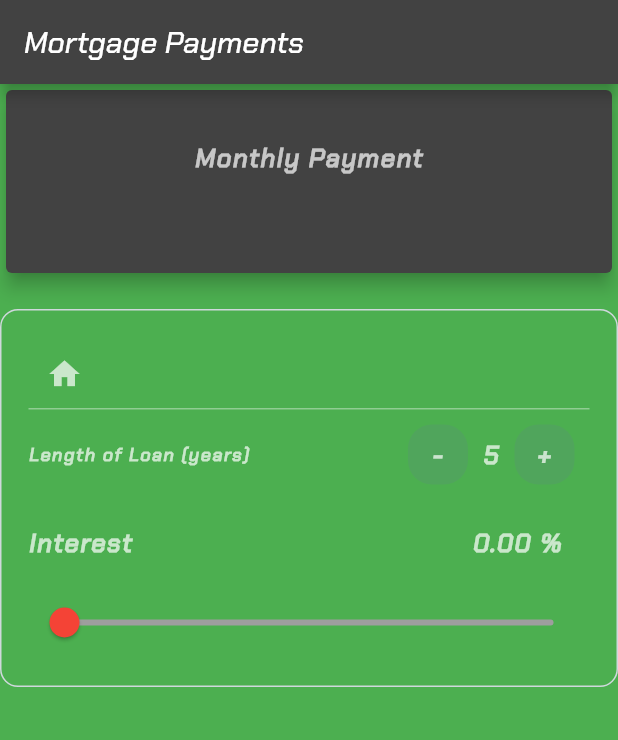
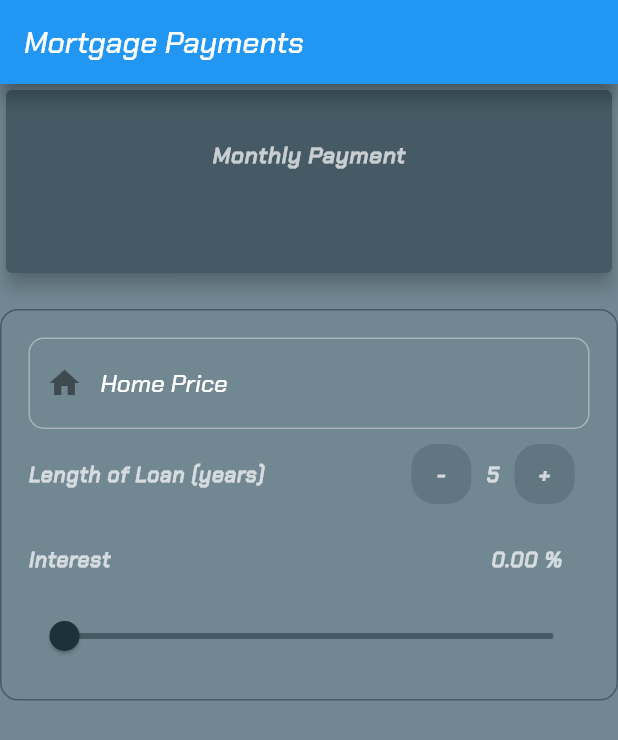
Before and after one commit to REBjr13/flutterpractice, a Flutter app: the screen it shows after launch, after a tap on an icon or button, on a phone screen of 412 x 824 dp. Shown: the top 740 px of the screen. Run offline on Flutter 3.47's test engine with Material 2 defaults, Android fonts, the phone set to English and light mode, and no system bars.

Commit message:
Theming completed

```diff
--- a/lib/main.dart
+++ b/lib/main.dart
@@ -2,6 +2,7 @@ import 'package:flutter/material.dart';
 // ignore: unused_import
 import 'package:flutter_application/classes/QuizApp.dart';
 import 'package:flutter_application/ui/mortgage_app.dart';
+import 'package:flutter_application/ui/util/colors.dart';
 
 // ignore: unused_import
 import 'ui/movie_ui/MovieApp.dart';
@@ -11,10 +12,16 @@ final ThemeData _appTheme = _buildTheme();
 ThemeData _buildTheme() {
   final ThemeData base = ThemeData.dark();
   return base.copyWith(
-    brightness: Brightness.dark,
-    scaffoldBackgroundColor: Colors.green,
-    primaryColor: Colors.lightGreen,
-    backgroundColor: Colors.green,
+    brightness: Brightness.light,
+    scaffoldBackgroundColor: secondaryBGreyLight,
+    primaryColorLight: secondaryBGrey700,
+    primaryColorDark: secondaryBGreyDark,
+    hintColor: textOnPrimary,
+    cardColor: secondaryBGrey700,
+    inputDecorationTheme: InputDecorationTheme(
+        border: OutlineInputBorder(
+            borderRadius: BorderRadius.all(Radius.circular(10.0)),
+            borderSide: BorderSide(color: primaryGreen900))),
     textTheme: _appTextTheme(base.textTheme),
   );
 }
@@ -25,12 +32,15 @@ TextTheme _appTextTheme(TextTheme base) {
         headline1: base.headline1.copyWith(
           fontWeight: FontWeight.w600,
         ),
-        bodyText2: base.bodyText1.copyWith(
+        bodyText2: base.bodyText2.copyWith(
           fontWeight: FontWeight.bold,
-          fontSize: 17,
-          color: Colors.black38,
-          letterSpacing: 1.0,
+          fontSize: 14,
+          // color: Colors.black,
+          letterSpacing: 0.5,
           fontFamily: "HinaMincho",
+        ),
+        bodyText1: base.bodyText1.copyWith(
+          color: textOnSecondary,
         ),
         button: base.button.copyWith(
           fontSize: 10,
--- a/lib/ui/mortgage_app.dart
+++ b/lib/ui/mortgage_app.dart
@@ -1,5 +1,7 @@
 import 'package:flutter/material.dart';
 import 'dart:math';
+
+import 'package:flutter_application/ui/util/colors.dart';
 
 class MortgageApp extends StatefulWidget {
   @override
@@ -15,6 +17,8 @@ class _MortgageAppState extends State<MortgageApp> {
   Widget build(BuildContext context) {
     return Scaffold(
       appBar: AppBar(
+        elevation: 5.0,
+      shadowColor: secondaryBGreyDark,
         title: Text("Mortgage Payments"),
       ),
       body: Container(
@@ -29,10 +33,13 @@ class _MortgageAppState extends State<MortgageApp> {
                 child: Column(
                   mainAxisAlignment: MainAxisAlignment.center,
                   children: <Widget>[
-                    Text("Monthly Payment"),
+                    Text("Monthly Payment", style: TextStyle(fontSize: 15)),
                     SizedBox(height: 9),
                     Text(
-                        " ${(_homePrice > 0 && _interest > 0.0) ? "\$${calculateMonthlyPayment(_homePrice, _interest, _lengthOfLoan)}" : ""}")
+                      " ${(_homePrice > 0 && _interest > 0.0) ? "\$${calculateMonthlyPayment(_homePrice, _interest, _lengthOfLoan)}" : ""}",
+                      style:
+                          TextStyle(fontWeight: FontWeight.bold, fontSize: 20),
+                    )
                   ],
                 ),
               ),
@@ -42,8 +49,8 @@ class _MortgageAppState extends State<MortgageApp> {
               decoration: BoxDecoration(
                   color: Colors.transparent,
                   border: Border.all(
-                      color: Colors.blueGrey.shade100, //TODO: theme this!
-                      style: BorderStyle.solid // //TODO: theme this!
+                      color: secondaryBGrey700,
+                      style: BorderStyle.solid
                       ),
                   borderRadius: BorderRadius.circular(12)),
               child: Padding(
@@ -53,25 +60,20 @@ class _MortgageAppState extends State<MortgageApp> {
                     TextField(
                       keyboardType:
                           TextInputType.numberWithOptions(decimal: true),
-                      style: TextStyle(color: Colors.black), //TODO: theme this!
                       decoration: InputDecoration(
-                          prefixText: "Home Price",
-                          prefixIcon: Icon(Icons.home)),
+                          hintText: "Home Price", prefixIcon: Icon(Icons.home)),
                       onChanged: (String value) {
                         try {
                           _homePrice = double.parse(value);
                         } catch (exception) {
                           _homePrice = 0.0;
                         }
-                      }, //TODO: theme this!
+                      },
                     ),
                     Row(
                       mainAxisAlignment: MainAxisAlignment.spaceBetween,
                       children: <Widget>[
-                        Text(
-                          "Length of Loan (years)",
-                          style: TextStyle(fontSize: 12),
-                        ), //TODO: Theme this!
+                        Text("Length of Loan (years)"),
 
                         Row(
                           children: <Widget>[
@@ -91,12 +93,12 @@ class _MortgageAppState extends State<MortgageApp> {
                                 margin: EdgeInsets.all(10),
                                 decoration: BoxDecoration(
                                     borderRadius: BorderRadius.circular(16),
-                                    color: Colors.blueGrey.withOpacity(0.2)),
-                                child: Center(
-                                    child: Text("-")), //TODO: Style Theme it!
+                                    color: secondaryBGreyDark.withOpacity(0.2)),
+                                child: Center(child: Text("-")),
                               ),
                             ),
-                            Text("$_lengthOfLoan"), //TODO: Style Theme it!
+                            Text("$_lengthOfLoan",
+                                style: TextStyle(fontSize: 14, fontWeight: FontWeight.bold)),
                             InkWell(
                               onTap: () {
                                 setState(() {
@@ -108,12 +110,10 @@ class _MortgageAppState extends State<MortgageApp> {
                                   height: 40,
                                   margin: EdgeInsets.all(10),
                                   decoration: BoxDecoration(
-                                      color: Colors.blueGrey.withOpacity(0.2),
+                                      color:
+                                          secondaryBGreyDark.withOpacity(0.2),
                                       borderRadius: BorderRadius.circular(16)),
-                                  child: Center(
-                                      child: Text("+")) //TODO: theme this!
-
-                                  ),
+                                  child: Center(child: Text("+"))),
                             )
                           ],
                         )
@@ -124,7 +124,7 @@ class _MortgageAppState extends State<MortgageApp> {
                     Row(
                       mainAxisAlignment: MainAxisAlignment.spaceBetween,
                       children: <Widget>[
-                        Text("Interest"), ////TODO: theme this!
+                        Text("Interest"),
                         Padding(
                             padding: EdgeInsets.all(18),
                             child: Text("${_interest.toStringAsFixed(2)} %"))
@@ -137,8 +137,8 @@ class _MortgageAppState extends State<MortgageApp> {
                         Slider(
                             min: 0.0,
                             max: 10.0,
-                            activeColor: Colors.red, //TODO: Theme this!
-                            inactiveColor: Colors.grey, //TODO: Theme this!
+                            activeColor: Theme.of(context).primaryColorDark,
+                            inactiveColor: Theme.of(context).primaryColorLight,
                             // divisions: 10,
                             value: _interest,
                             onChanged: (double newValue) {
--- a/lib/ui/util/colors.dart
+++ b/lib/ui/util/colors.dart
@@ -5,10 +5,10 @@ const primaryGreen900 = const Color(0xFF1b5e20);
 const primaryGreenLight = const Color(0xFF4c8c4a);
 const primaryGreenDark = const Color(0xff003300);
 
-const secondaryLGreen400 = const Color(0xFF9ccc65);
-const secondaryLGreenLight = const Color(0xFFcfff95);
-const secondaryLGreenDark = const Color(0xff6b9b37);
+const secondaryBGrey700 = const Color(0xFF455a64);
+const secondaryBGreyLight = const Color(0xFF718792);
+const secondaryBGreyDark = const Color(0xff1c313a);
 
 const textOnPrimary = const Color(0xffffffff);
-const textOnSecondary = const Color(0xff000000);
+const textOnSecondary = const Color(0xffffffff);
 const secondaryBackgroundWhite = const Color(0xffffffff);
```
